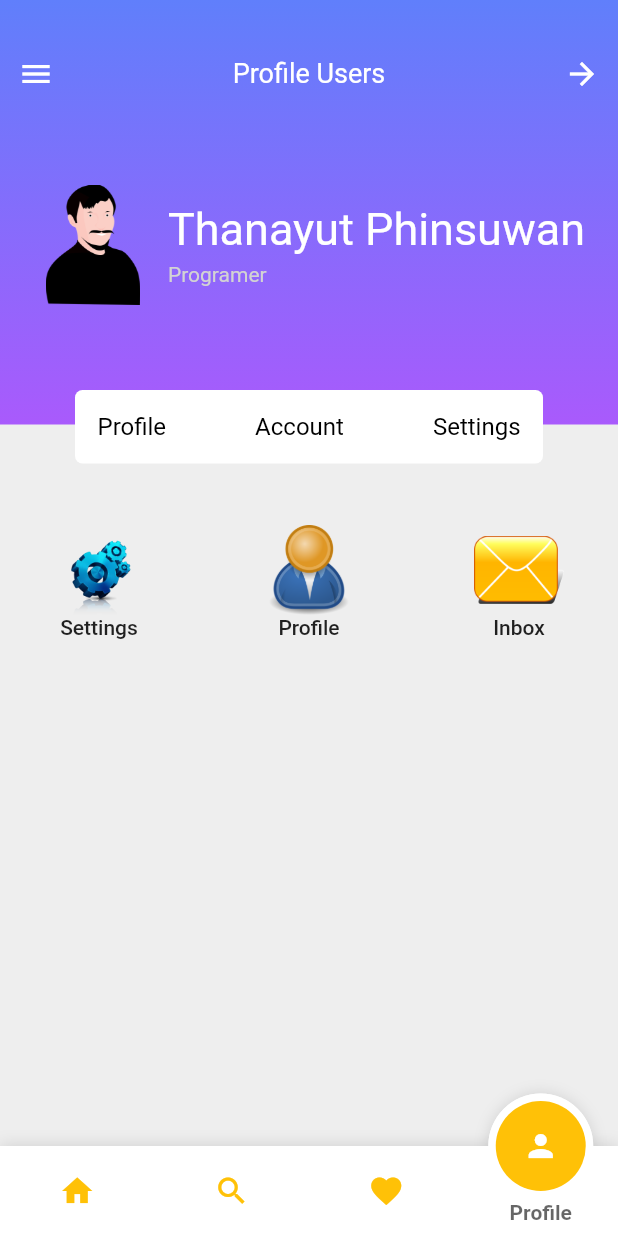
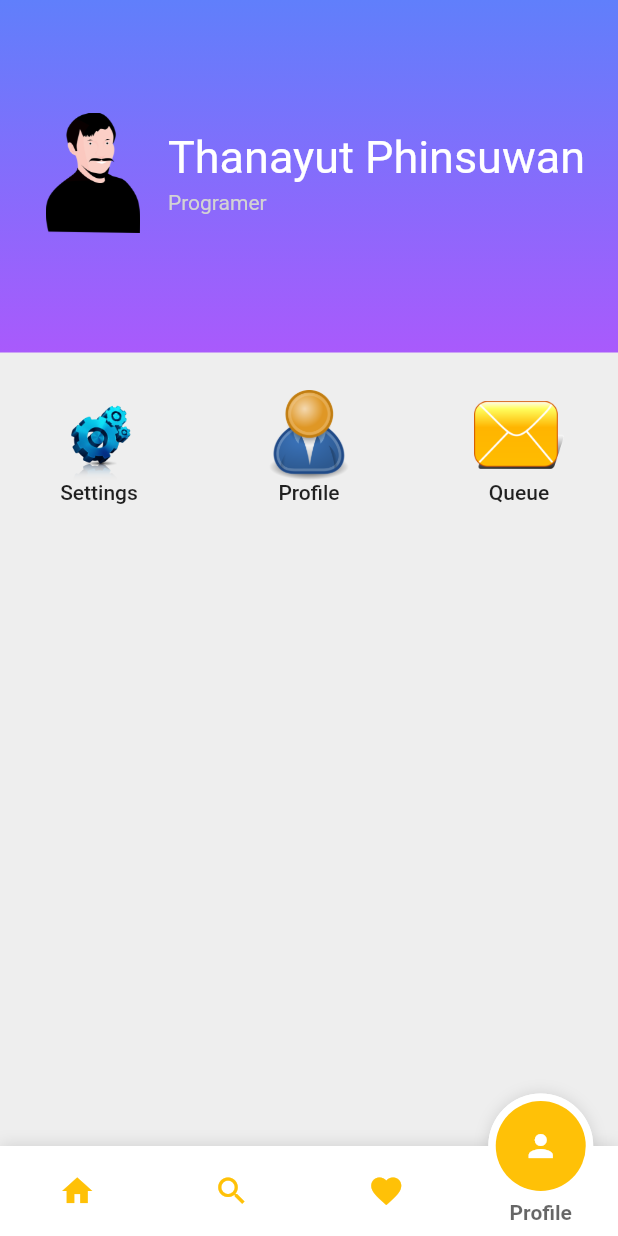
Before and after one commit to Thanayut-Dev/Customer-Flutterapp, a Flutter app: the screen it shows after launch, item 4 of the bottom bar chosen, on a phone screen of 412 x 824 dp. Run offline on Flutter 3.47's test engine with Material 2 defaults, Android fonts, the phone set to English and light mode, and no system bars; drawn by our look-alikes of fancy_bottom_navigation; our stand-ins replace carousel_slider; Roboto replaces fonts that are missing (ralewaymedium).

```diff
--- a/lib/component/Homepage/SliderHotnewstoresPage/Hotnewstores.dart
+++ b/lib/component/Homepage/SliderHotnewstoresPage/Hotnewstores.dart
@@ -9,7 +9,7 @@ class HotNewStoresPage extends StatelessWidget {
   @override
   Widget build(BuildContext context) {
     return Container(
-      height: 190,
+      height: 200,
       color: Colors.white,
       child: SlideHotNewStoresPage(),
     );
--- a/lib/component/Profilepage/SettingPage.dart
+++ b/lib/component/Profilepage/SettingPage.dart
@@ -15,7 +15,7 @@ class _ProfilePageState extends State<ProfilePage> {
       body: Stack(
         children: <Widget>[
           profile(context),
-          buttonText(context),
+          // buttonText(context),
           buttonIcon(context),
         ],
       ),
@@ -34,9 +34,13 @@ Widget profile(BuildContext context) => Positioned(
               padding: EdgeInsets.only(top: 25.0, bottom: 80.0),
               decoration: BoxDecoration(
                 gradient: LinearGradient(
-                    begin: Alignment.topCenter,
-                    end: Alignment.bottomCenter,
-                    colors: [const Color(0xFF607ffb), const Color(0xFFa95afc)]),
+                  begin: Alignment.topCenter,
+                  end: Alignment.bottomCenter,
+                  colors: [
+                    const Color(0xFF607ffb),
+                    const Color(0xFFa95afc),
+                  ],
+                ),
               ),
               child: Center(
                 child: Column(
@@ -45,23 +49,23 @@ Widget profile(BuildContext context) => Positioned(
                     Row(
                       mainAxisAlignment: MainAxisAlignment.spaceBetween,
                       children: <Widget>[
-                        IconButton(
-                          icon: Icon(Icons.menu),
-                          color: Colors.white,
-                          onPressed: () {},
-                        ),
-                        Text(
-                          "Profile Users",
-                          style: TextStyle(
-                              color: Colors.white,
-                              fontFamily: 'ralewaymedium',
-                              fontSize: 18.0),
-                        ),
-                        IconButton(
-                          icon: Icon(Icons.arrow_forward),
-                          color: Colors.white,
-                          onPressed: () {},
-                        ),
+                        // IconButton(
+                        //   icon: Icon(Icons.menu),
+                        //   color: Colors.white,
+                        //   onPressed: () {},
+                        // ),
+                        // Text(
+                        //   "Profile Users",
+                        //   style: TextStyle(
+                        //       color: Colors.white,
+                        //       fontFamily: 'ralewaymedium',
+                        //       fontSize: 18.0),
+                        // ),
+                        // IconButton(
+                        //   icon: Icon(Icons.arrow_forward),
+                        //   color: Colors.white,
+                        //   onPressed: () {},
+                        // ),
                       ],
                     ),
                     SizedBox(
@@ -110,53 +114,53 @@ Widget profile(BuildContext context) => Positioned(
       ),
     );
 
-Widget buttonText(BuildContext context) => Positioned(
-      width: MediaQuery.of(context).size.width,
-      top: 260.0,
-      child: Padding(
-        padding: const EdgeInsets.only(left: 50.0, right: 50.0),
-        child: Container(
-          decoration: BoxDecoration(
-            borderRadius: BorderRadius.circular(5.0),
-            color: Colors.white,
-          ),
-          child: Padding(
-            padding: const EdgeInsets.only(
-                left: 15.0, right: 15.0, top: 15.0, bottom: 15.0),
-            child: Row(
-              mainAxisAlignment: MainAxisAlignment.spaceBetween,
-              children: <Widget>[
-                Text(
-                  "Profile",
-                  style: TextStyle(
-                      color: Colors.black,
-                      fontFamily: 'ralewaymedium',
-                      fontSize: 16.0),
-                ),
-                Text(
-                  "Account",
-                  style: TextStyle(
-                      color: Colors.black,
-                      fontFamily: 'ralewaymedium',
-                      fontSize: 16.0),
-                ),
-                Text(
-                  "Settings",
-                  style: TextStyle(
-                      color: Colors.black,
-                      fontFamily: 'ralewaymedium',
-                      fontSize: 16.0),
-                ),
-              ],
-            ),
-          ),
-        ),
-      ),
-    );
+// Widget buttonText(BuildContext context) => Positioned(
+//       width: MediaQuery.of(context).size.width,
+//       top: 200.0,
+//       child: Padding(
+//         padding: const EdgeInsets.only(left: 50.0, right: 50.0),
+//         child: Container(
+//           decoration: BoxDecoration(
+//             borderRadius: BorderRadius.circular(5.0),
+//             color: Colors.white,
+//           ),
+//           child: Padding(
+//             padding: const EdgeInsets.only(
+//                 left: 15.0, right: 15.0, top: 15.0, bottom: 15.0),
+//             child: Row(
+//               mainAxisAlignment: MainAxisAlignment.spaceBetween,
+//               children: <Widget>[
+//                 Text(
+//                   "Profile",
+//                   style: TextStyle(
+//                       color: Colors.black,
+//                       fontFamily: 'ralewaymedium',
+//                       fontSize: 16.0),
+//                 ),
+//                 Text(
+//                   "Account",
+//                   style: TextStyle(
+//                       color: Colors.black,
+//                       fontFamily: 'ralewaymedium',
+//                       fontSize: 16.0),
+//                 ),
+//                 Text(
+//                   "Settings",
+//                   style: TextStyle(
+//                       color: Colors.black,
+//                       fontFamily: 'ralewaymedium',
+//                       fontSize: 16.0),
+//                 ),
+//               ],
+//             ),
+//           ),
+//         ),
+//       ),
+//     );
 
 Widget buttonIcon(BuildContext context) => Positioned(
       width: MediaQuery.of(context).size.width,
-      top: 350.0,
+      top: 260.0,
       child: Padding(
         padding: const EdgeInsets.only(left: 20.0, right: 20.0),
         child: Container(
@@ -204,7 +208,7 @@ Widget buttonIcon(BuildContext context) => Positioned(
                       height: 60,
                       width: 60,
                     ),
-                    Text("Inbox")
+                    Text("Queue")
                   ],
                 ),
               ),
```
Also changed, not shown: lib/component/HomeMainPage/HomePage.dart (+13 -0 lines), lib/component/Homepage/SliderHotnewstoresPage/SliderHotnewstores.dart (+129 -7 lines).
